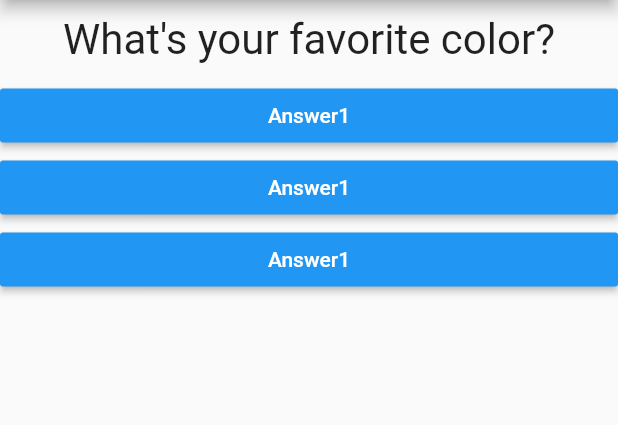
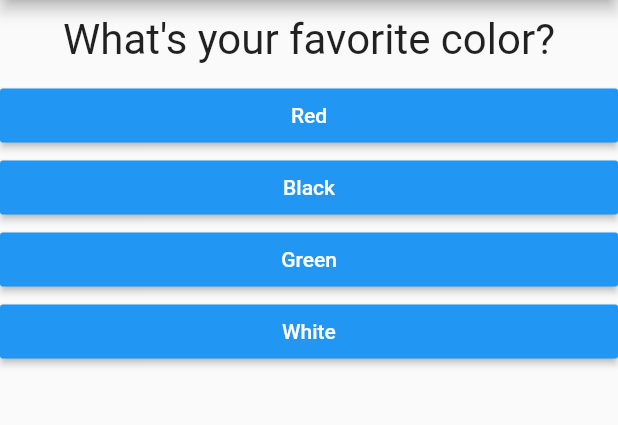
Before and after one commit to SusanGuy/FlutterQuizApp, a Flutter app: the screen it shows after launch, on a phone screen of 412 x 824 dp, the part 84-509 px from its top. Run offline on Flutter 3.47's test engine with Material 2 defaults, Android fonts, the phone set to English and light mode, and no system bars.

Commit message:
Quiz Apllication done

```diff
--- a/lib/answer.dart
+++ b/lib/answer.dart
@@ -2,7 +2,8 @@ import 'package:flutter/material.dart';
 
 class AnswerButton extends StatelessWidget {
   final Function selectHandler;
-  AnswerButton(this.selectHandler);
+  final String answerText;
+  AnswerButton(this.selectHandler, this.answerText);
   @override
   Widget build(BuildContext context) {
     return Container(
@@ -11,7 +12,7 @@ class AnswerButton extends StatelessWidget {
         color: Colors.blue,
         textColor: Colors.white,
         padding: EdgeInsets.all(5),
-        child: Text("Answer1"),
+        child: Text(answerText),
         onPressed: selectHandler,
       ),
     );
--- a/lib/main.dart
+++ b/lib/main.dart
@@ -1,6 +1,6 @@
 import 'package:flutter/material.dart';
-import "./question.dart";
-import "./answer.dart";
+import "./quiz.dart";
+import "./result.dart";
 
 void main() => runApp(MyApp());
 
@@ -12,29 +12,64 @@ class MyApp extends StatefulWidget {
 }
 
 class _MyAppState extends State<MyApp> {
+  final _questions = const [
+    {
+      'question': "What's your favorite color?",
+      'answers': [
+        {"text": "Red", "score": 5},
+        {"text": "Black", "score": 10},
+        {"text": "Green", "score": 3},
+        {"text": "White", "score": 1}
+      ]
+    },
+    {
+      'question': "What's your favorite animal?",
+      'answers': [
+        {"text": "Rabbit", "score": 1},
+        {"text": "Snake", "score": 10},
+        {"text": "Elephant", "score": 3},
+        {"text": "Lion", "score": 5}
+      ]
+    },
+    {
+      'question': "Who's your favorite instructor?",
+      'answers': [
+        {"text": "Max", "score": 1},
+        {"text": "Joey", "score": 10},
+        {"text": "Andrew", "score": 1},
+        {"text": "Charles", "score": 10}
+      ]
+    }
+  ];
   var _questionIndex = 0;
-  void _answerQuestions() {
+  var _totalScore = 0;
+  void _resetQuiz() {
+    setState(() {
+      _questionIndex = 0;
+      _totalScore = 0;
+    });
+  }
+
+  void _answerQuestions(int score) {
+    _totalScore += score;
     setState(() {
       _questionIndex = _questionIndex + 1;
     });
     print(_questionIndex);
+    if (_questionIndex < _questions.length) {}
   }
 
-  var questions = [
-    "What's your favorite color?",
-    "What's your favorite animal?"
-  ];
   @override
   Widget build(BuildContext context) {
     return MaterialApp(
       home: Scaffold(
         appBar: AppBar(title: Text("My First App")),
-        body: Column(children: [
-          Question(questions[_questionIndex]),
-          AnswerButton(_answerQuestions),
-          AnswerButton(_answerQuestions),
-          AnswerButton(_answerQuestions),
-        ]),
+        body: _questionIndex < _questions.length
+            ? Quiz(
+                answerQuestions: _answerQuestions,
+                questions: _questions,
+                questionIndex: _questionIndex)
+            : Result(_totalScore, _resetQuiz),
       ),
     );
   }
--- /dev/null
+++ b/lib/quiz.dart
@@ -0,0 +1,27 @@
+import 'package:flutter/material.dart';
+import "./question.dart";
+import "./answer.dart";
+
+class Quiz extends StatelessWidget {
+  final List<Map<String, Object>> questions;
+  final Function answerQuestions;
+  final int questionIndex;
+  Quiz(
+      {@required this.answerQuestions,
+      @required this.questions,
+      @required this.questionIndex});
+  @override
+  Widget build(BuildContext context) {
+    return questionIndex < questions.length
+        ? Column(children: [
+            Question(questions[questionIndex]['question']),
+            ...(questions[questionIndex]['answers']
+                    as List<Map<String, Object>>)
+                .map((answer) {
+              return AnswerButton(
+                  () => answerQuestions(answer['score']), answer['text']);
+            }).toList()
+          ])
+        : Center(child: Text("You did it"));
+  }
+}
```
Also changed, not shown: lib/result.dart (added, +40 -0 lines).
